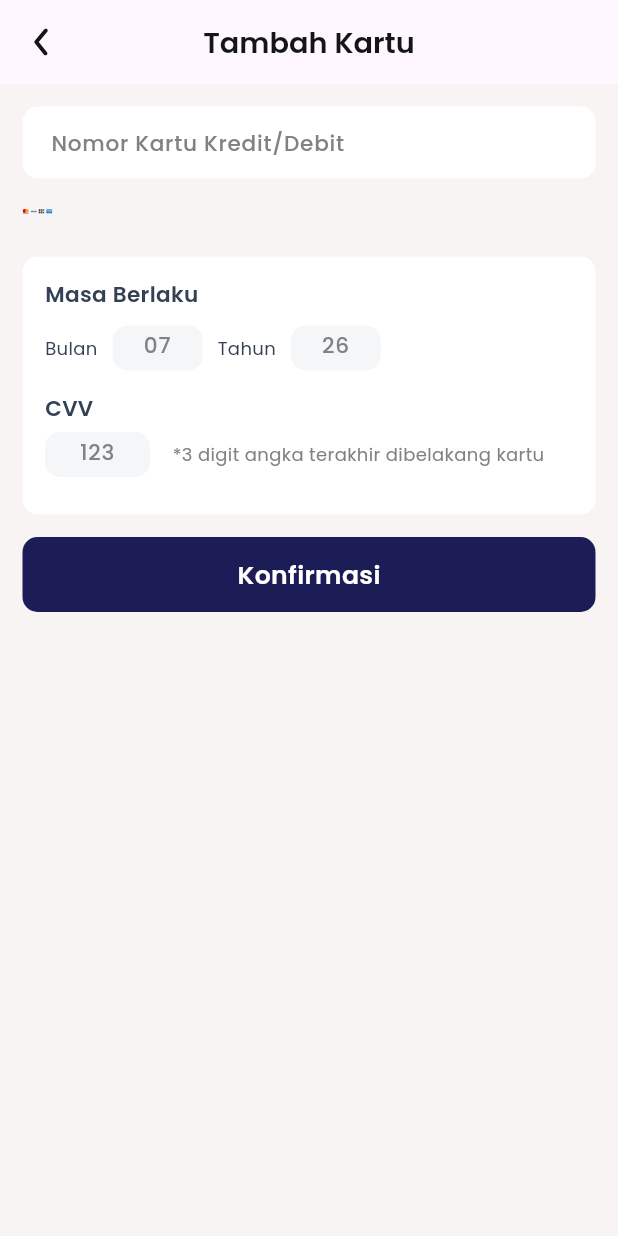
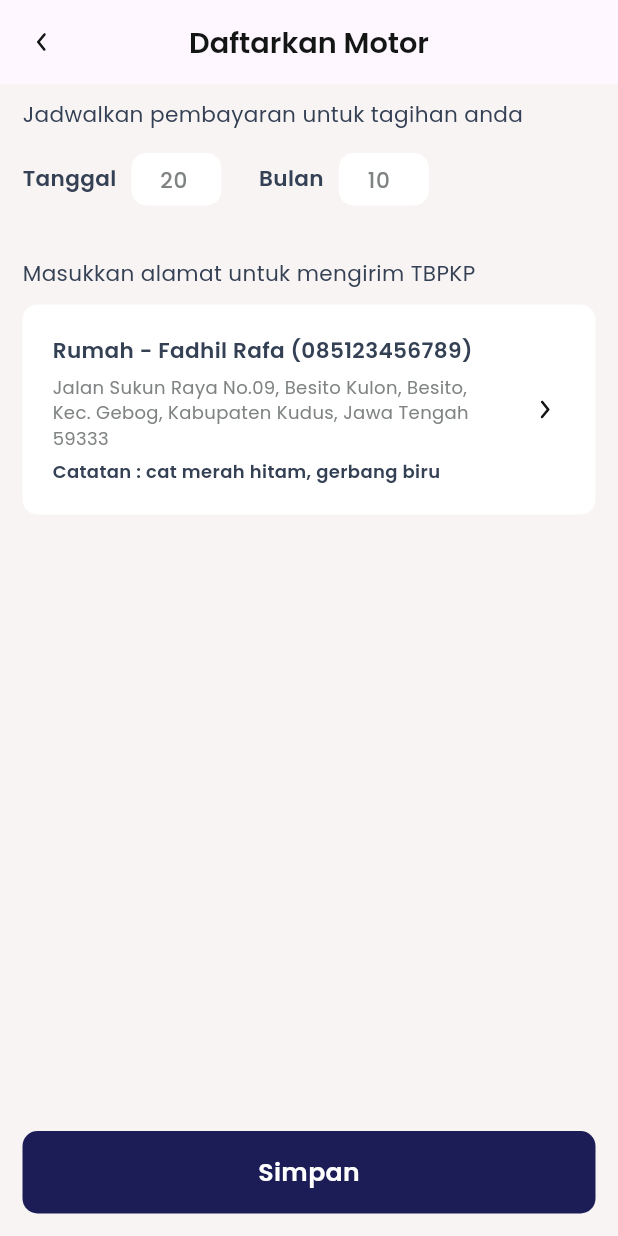
Before and after one commit to SyahranFD/govbill, a Flutter app: the screen it shows after launch, on a phone screen of 412 x 824 dp. Run offline on Flutter 3.47's test engine with Material 3 defaults, Android fonts, the phone set to English and light mode, and no system bars; our stand-ins replace flutter_svg, get, get_storage, google_fonts; project files that could hold a hidden picture were left out.

Commit message:
[A] slicing ui daftar motor

```diff
--- /dev/null
+++ b/lib/app/pages/index.dart
@@ -0,0 +1,83 @@
+// Daftar Alamat Page
+export "daftar_alamat_page/daftar_alamat_view.dart" show DaftarAlamatPageView;
+export "daftar_alamat_page/daftar_alamat_controller.dart" show DaftarAlamatPageController;
+export 'daftar_alamat_page/daftar_alamat_binding.dart' show DaftarAlamatPageBinding;
+
+// Detail Kategori Page
+export 'detail_kategori_page/detail_kategori_view.dart' show DetailKategoriPageView;
+export 'detail_kategori_page/detail_kategori_controller.dart' show DetailKategoriPageController;
+export 'detail_kategori_page/detail_kategori_binding.dart' show DetailKategoriPageBinding;
+
+// Detail Kendaraan Page
+export 'detail_kendaraan_page/component/detail_mobil/detail_mobil_view.dart' show DetailMobilPageView;
+export 'detail_kendaraan_page/component/detail_motor/detail_motor_view.dart' show DetailMotorPageView;
+export 'detail_kendaraan_page/detail_kendaraan_controller.dart' show DetailKendaraanPageController;
+export 'detail_kendaraan_page/detail_kendaraan_binding.dart' show DetailKendaraanPageBinding;
+
+// History Page
+export 'history_page/history_page_view.dart' show HistoryPageView;
+export 'history_page/history_page_controller.dart' show HistoryPageController;
+export 'history_page/history_page_binding.dart' show HistoryPageBinding;
+
+// Home Page
+export 'home_page/home_page_view.dart' show HomePageView;
+export 'home_page/home_page_controller.dart' show HomePageController;
+export 'home_page/home_page_binding.dart' show HomePageBinding;
+
+// Login Page
+export 'login_page/login_page_view.dart' show LoginPageView;
+export 'login_page/login_page_controller.dart' show LoginPageController;
+export 'login_page/login_page_binding.dart' show LoginPageBinding;
+
+// Metode Pembayaran Page
+export 'metode_pembayaran_page/metode_pembayaran_view.dart' show MetodePembayaranPageView;
+export 'metode_pembayaran_page/metode_pembayaran_controller.dart' show MetodePembayaranPageController;
+export 'metode_pembayaran_page/metode_pembayaran_binding.dart' show MetodePembayaranPageBinding;
+
+// Pilih Tagihan Page
+export 'pilih_tagihan_page/pilih_tagihan_view.dart' show PilihTagihanPageView;
+export 'pilih_tagihan_page/pilih_tagihan_controller.dart' show PilihTagihanPageController;
+export 'pilih_tagihan_page/pilih_tagihan_binding.dart' show PilihTagihanPageBinding;
+
+// Profile Page
+export 'profile_page/profile_page_view.dart' show ProfilePageView;
+export 'profile_page/profile_page_controller.dart' show ProfilePageController;
+export 'profile_page/profile_page_binding.dart' show ProfilePageBinding;
+
+// Register Page
+export 'register_page/register_page_view.dart' show RegisterPageView;
+export 'register_page/register_page_controller.dart' show RegisterPageController;
+export 'register_page/register_page_binding.dart' show RegisterPageBinding;
+
+// SplashScreen Page
+export 'splash_screen_page/splash_screen_view.dart' show SplashScreenPageView;
+export 'splash_screen_page/splash_screen_controller.dart' show SplashScreenPageController;
+export 'splash_screen_page/splash_screen_binding.dart' show SplashScreenPageBinding;
+
+// Tagihan Akan Datang Page
+export 'tagihan_akan_datang_page/tagihan_akan_datang_view.dart' show TagihanAkanDatangPageView;
+export 'tagihan_akan_datang_page/tagihan_akan_datang_controller.dart' show TagihanAkanDatangPageController;
+export 'tagihan_akan_datang_page/tagihan_akan_datang_binding.dart' show TagihanAkanDatangPageBinding;
+
+// Tambah Alamat Page
+export 'tambah_alamat_page/tambah_alamat_view.dart' show TambahAlamatPageView;
+export 'tambah_alamat_page/tambah_alamat_controller.dart' show TambahAlamatPageController;
+export 'tambah_alamat_page/tambah_alamat_binding.dart' show TambahAlamatPageBinding;
+
+// Tambah Kartu Page
+export 'tambah_kartu_page/tambah_kartu_view.dart' show TambahKartuPageView;
+export 'tambah_kartu_page/tambah_kartu_controller.dart' show TambahKartuPageController;
+export 'tambah_kartu_page/tambah_kartu_binding.dart' show TambahKartuPageBinding;
+
+// Tambah Metode Pembayaran Page
+export 'tambah_metode_pembayaran_page/tambah_metode_pembayaran_view.dart' show TambahMetodePembayaranPageView;
+export 'tambah_metode_pembayaran_page/tambah_metode_pembayaran_controller.dart' show TambahMetodePembayaranPageController;
+export 'tambah_metode_pembayaran_page/tambah_metode_pembayaran_binding.dart' show TambahMetodePembayaranPageBinding;
+
+// Tambah Tagihan Page
+export 'tambah_tagihan_page/component/tambah_mobil/tambah_mobil_view1.dart' show TambahMobilPageView;
+export 'tambah_tagihan_page/component/tambah_mobil/tambah_mobil_view2.dart' show TambahMobilKonfirmasiView;
+export 'tambah_tagihan_page/component/tambah_motor/tambah_motor_view1.dart' show TambahMotorPageView;
+export 'tambah_tagihan_page/component/tambah_motor/tambah_motor_view2.dart' show TambahMotorKonfirmasiView;
+export 'tambah_tagihan_page/tambah_tagihan_controller.dart' show TambahTagihanPageController;
+export 'tambah_tagihan_page/tambah_tagihan_binding.dart' show TambahTagihanPageBinding;
--- a/lib/app/pages/tambah_kartu_page/tambah_kartu_view.dart
+++ b/lib/app/pages/tambah_kartu_page/tambah_kartu_view.dart
@@ -54,6 +54,7 @@ class TambahKartuPageView extends StatelessWidget {
                 height: 15,
               ),
               TextFormField(
+                  keyboardType: TextInputType.number,
                   decoration: globalInputDecoration(
                       "Nomor Kartu Kredit/Debit",
                       double.infinity,
--- a/lib/app/pages/tambah_tagihan_page/component/tambah_motor/tambah_motor_view2.dart
+++ b/lib/app/pages/tambah_tagihan_page/component/tambah_motor/tambah_motor_view2.dart
@@ -0,0 +1,165 @@
+import 'package:flutter/material.dart';
+import 'package:flutter/services.dart';
+import 'package:flutter/widgets.dart';
+import 'package:flutter_svg/flutter_svg.dart';
+import 'package:get/get.dart';
+import 'package:govbill/app/pages/tambah_tagihan_page/widget/button_widget.dart';
+import 'package:govbill/app/pages/tambah_tagihan_page/widget/text_input_widget.dart';
+import 'package:govbill/common/helper/themes.dart';
+
+class TambahMotorKonfirmasiView extends StatelessWidget {
+  const TambahMotorKonfirmasiView({super.key});
+
+  @override
+  Widget build(BuildContext context) {
+    return Scaffold(
+      backgroundColor: backgroundPageColor,
+      appBar: AppBar(
+        title: Text(
+          "Daftarkan Motor",
+          style: tsBodyLargeSemiboldBlack,
+        ),
+        centerTitle: true,
+        leading: IconButton(
+          onPressed: () {},
+          icon: SvgPicture.asset("assets/icons/icArrowBack.svg"),
+        ),
+      ),
+      body: Container(
+        width: double.infinity,
+        margin: EdgeInsets.symmetric(horizontal: 15),
+        child: SingleChildScrollView(
+          child: Column(
+            crossAxisAlignment: CrossAxisAlignment.start,
+            children: [
+              SizedBox(
+                height: 10,
+              ),
+              Text(
+                "Jadwalkan pembayaran untuk tagihan anda",
+                style: tsBodySmallRegularBlueGrey,
+              ),
+              SizedBox(
+                height: 15,
+              ),
+              Row(
+                children: [
+                  Text(
+                    "Tanggal",
+                    style: tsBodySmallSemiboldBlueGrey,
+                  ),
+                  SizedBox(
+                    width: 10,
+                  ),
+                  TextInputWidget(
+                    height: 35,
+                    width: 60,
+                    hintText: "20",
+                    keyboard: TextInputType.number,
+                    inputFormatters: [
+                      LengthLimitingTextInputFormatter(2),
+                      FilteringTextInputFormatter.digitsOnly
+                    ],
+                    padding: EdgeInsets.only(top: 10, left: 15),
+                  ),
+                  SizedBox(
+                    width: 25,
+                  ),
+                  Text(
+                    "Bulan",
+                    style: tsBodySmallSemiboldBlueGrey,
+                  ),
+                  SizedBox(
+                    width: 10,
+                  ),
+                  TextInputWidget(
+                    height: 35,
+                    width: 60,
+                    hintText: "10",
+                    keyboard: TextInputType.number,
+                    inputFormatters: [
+                      LengthLimitingTextInputFormatter(2),
+                      FilteringTextInputFormatter.digitsOnly
+                    ],
+                    padding: EdgeInsets.only(top: 10, left: 15),
+                  )
+                ],
+              ),
+              SizedBox(
+                height: 35,
+              ),
+              Text(
+                "Masukkan alamat untuk mengirim TBPKP",
+                style: tsBodySmallRegularBlueGrey,
+              ),
+              SizedBox(
+                height: 10,
+              ),
+              Container(
+                width: double.infinity,
+                padding: EdgeInsets.only(left: 20),
+                // constraints: BoxConstraints(minHeight: 50, maxHeight: 150),
+                height: 140,
+                decoration: BoxDecoration(
+                  color: primaryColor,
+                  borderRadius: BorderRadius.circular(10),
+                ),
+                child: Row(
+                  children: [
+                    Container(
+                      width: Get.width * 0.7,
+                      child: Column(
+                        crossAxisAlignment: CrossAxisAlignment.start,
+                        mainAxisAlignment: MainAxisAlignment.center,
+                        children: [
+                          Text(
+                            "Rumah - Fadhil Rafa (085123456789)",
+                            style: tsBodySmallSemiboldBlueGrey,
+                          ),
+                          SizedBox(
+                            height: 5,
+                          ),
+                          Text(
+                            "Jalan Sukun Raya No.09, Besito Kulon, Besito, Kec. Gebog, Kabupaten Kudus, Jawa Tengah 59333",
+                            style: tsLabelRegularDarkGrey,
+                          ),
+                          SizedBox(
+                            height: 5,
+                          ),
+                          Text(
+                            "Catatan : cat merah hitam, gerbang biru",
+                            style: tsLabelSemiboldBlueGrey,
+                          ),
+                        ],
+                      ),
+                    ),
+                    Spacer(),
+                    Transform.rotate(
+                      angle: 3.14 / 1,
+                      child: IconButton(
+                        onPressed: () {},
+                        icon: SvgPicture.asset("assets/icons/icArrowBack.svg"),
+                      ),
+                    ),
+                    SizedBox(
+                      width: 10,
+                    ),
+                  ],
+                ),
+              )
+            ],
+          ),
+        ),
+      ),
+      floatingActionButton: ButtonWidget(
+        onTap: () {},
+        title: "Simpan",
+        height: 55,
+        width: double.infinity,
+        alignment: Alignment.center,
+        margin: EdgeInsets.all(15),
+      ),
+      floatingActionButtonLocation: FloatingActionButtonLocation.centerDocked,
+    );
+  }
+}
--- /dev/null
+++ b/lib/app/pages/tambah_tagihan_page/widget/button_widget.dart
@@ -0,0 +1,43 @@
+import 'package:flutter/widgets.dart';
+import 'package:govbill/common/helper/themes.dart';
+
+class ButtonWidget extends StatelessWidget {
+  final void Function()? onTap;
+  final String? title;
+  final EdgeInsetsGeometry? margin;
+  final EdgeInsetsGeometry? padding;
+  final Alignment? alignment;
+  final double? width;
+  final double? height;
+  const ButtonWidget(
+      {Key? key,
+      this.onTap,
+      this.alignment,
+      this.title,
+      this.margin,
+      this.padding,
+      this.width,
+      this.height})
+      : super(key: key);
+
+  @override
+  Widget build(BuildContext context) {
+    return GestureDetector(
+      onTap: onTap,
+      child: Container(
+        margin: margin,
+        width: width,
+        height: height,
+        alignment: alignment,
+        decoration: BoxDecoration(
+          color: secondaryColor,
+          borderRadius: BorderRadius.circular(10),
+        ),
+        child: Text(
+          title!,
+          style: tsBodyMediumSemiboldWhite,
+        ),
+      ),
+    );
+  }
+}
--- /dev/null
+++ b/lib/app/pages/tambah_tagihan_page/widget/text_input_widget.dart
@@ -0,0 +1,53 @@
+import 'package:flutter/material.dart';
+import 'package:flutter/services.dart';
+import 'package:flutter/widgets.dart';
+import 'package:govbill/common/helper/themes.dart';
+
+class TextInputWidget extends StatelessWidget {
+  final String? hintText;
+  final TextInputType? keyboard;
+  final List<TextInputFormatter>? inputFormatters;
+  final TextEditingController? controller;
+  final EdgeInsetsGeometry? padding;
+  final TextAlign? textAlign;
+  final double? height;
+  final double? width;
+  TextInputWidget(
+      {Key? key,
+      this.hintText,
+      this.keyboard,
+      this.inputFormatters,
+      this.height,
+      this.width,
+      this.padding,
+      this.textAlign,
+      this.controller})
+      : super(key: key);
+
+  @override
+  Widget build(BuildContext context) {
+    return TextFormField(
+      keyboardType: keyboard,
+      inputFormatters: inputFormatters,
+      textAlign: textAlign ?? TextAlign.start,
+      controller: controller,
+      decoration: InputDecoration(
+          fillColor: primaryColor,
+          constraints: BoxConstraints(
+              minHeight: height ?? double.infinity,
+              maxHeight: height ?? double.infinity,
+              minWidth: width ?? double.infinity,
+              maxWidth: width ?? double.infinity),
+          contentPadding: padding,
+          filled: true,
+          hintText: hintText,
+          hintStyle: tsBodySmallMediumDarkGrey,
+          focusedBorder: OutlineInputBorder(
+              borderSide: BorderSide(color: secondaryColor, width: 2),
+              borderRadius: BorderRadius.circular(10)),
+          border: OutlineInputBorder(
+              borderSide: BorderSide.none,
+              borderRadius: BorderRadius.circular(10))),
+    );
+  }
+}
--- a/lib/common/routes/app_pages.dart
+++ b/lib/common/routes/app_pages.dart
@@ -1,35 +1,5 @@
 import 'package:get/get.dart';
-import 'package:govbill/app/pages/daftar_alamat_page/daftar_alamat_binding.dart';
-import 'package:govbill/app/pages/daftar_alamat_page/daftar_alamat_view.dart';
-import 'package:govbill/app/pages/detail_kategori_page/detail_kategori_binding.dart';
-import 'package:govbill/app/pages/detail_kategori_page/detail_kategori_view.dart';
-import 'package:govbill/app/pages/detail_kendaraan_page/component/detail_mobil/detail_mobil_view.dart';
-import 'package:govbill/app/pages/detail_kendaraan_page/component/detail_motor/detail_motor_view.dart';
-import 'package:govbill/app/pages/detail_kendaraan_page/detail_kendaraan_binding.dart';
-import 'package:govbill/app/pages/history_page/history_page_binding.dart';
-import 'package:govbill/app/pages/history_page/history_page_view.dart';
-import 'package:govbill/app/pages/home_page/home_page_binding.dart';
-import 'package:govbill/app/pages/home_page/home_page_view.dart';
-import 'package:govbill/app/pages/login_page/login_page_binding.dart';
-import 'package:govbill/app/pages/login_page/login_page_view.dart';
-import 'package:govbill/app/pages/metode_pembayaran_page/metode_pembayaran_binding.dart';
-import 'package:govbill/app/pages/metode_pembayaran_page/metode_pembayaran_view.dart';
-import 'package:govbill/app/pages/pilih_tagihan_page/pilih_tagihan_binding.dart';
-import 'package:govbill/app/pages/pilih_tagihan_page/pilih_tagihan_view.dart';
-import 'package:govbill/app/pages/profile_page/profile_page_binding.dart';
-import 'package:govbill/app/pages/profile_page/profile_page_view.dart';
-import 'package:govbill/app/pages/register_page/register_page_binding.dart';
-import 'package:govbill/app/pages/register_page/register_page_view.dart';
-import 'package:govbill/app/pages/splash_screen_page/splash_screen_binding.dart';
-import 'package:govbill/app/pages/splash_screen_page/splash_screen_view.dart';
-import 'package:govbill/app/pages/tagihan_akan_datang_page/tagihan_akan_datang_binding.dart';
-import 'package:govbill/app/pages/tagihan_akan_datang_page/tagihan_akan_datang_view.dart';
-import 'package:govbill/app/pages/tambah_alamat_page/tambah_alamat_binding.dart';
-import 'package:govbill/app/pages/tambah_alamat_page/tambah_alamat_view.dart';
-import 'package:govbill/app/pages/tambah_kartu_page/tambah_kartu_binding.dart';
-import 'package:govbill/app/pages/tambah_kartu_page/tambah_kartu_view.dart';
-import 'package:govbill/app/pages/tambah_metode_pembayaran_page/tambah_metode_pembayaran_binding.dart';
-import 'package:govbill/app/pages/tambah_metode_pembayaran_page/tambah_metode_pembayaran_view.dart';
+import 'package:govbill/app/pages/index.dart';
 part 'app_routes.dart';
 
 class AppPages {
@@ -37,7 +7,7 @@ class AppPages {
 
   AppPages._();
 
-  static const INITIAL = Routes.TAMBAH_KARTU_PAGE;
+  static const INITIAL = Routes.TAMBAH_MOTOR_KONFIRMASI;
 
   static final routes = [
     GetPage(
@@ -136,5 +106,15 @@ class AppPages {
       binding: DetailKendaraanPageBinding(),
       transition: Transition.noTransition,
     ),
+    GetPage(
+        name: _Paths.TAMBAH_MOTOR_PAGE,
+        page: () => TambahMotorPageView(),
+        binding: TambahTagihanPageBinding(),
+        transition: Transition.noTransition),
+    GetPage(
+        name: _Paths.TAMBAH_MOTOR_KONFIRMASI,
+        page: () => TambahMotorKonfirmasiView(),
+        binding: TambahTagihanPageBinding(),
+        transition: Transition.noTransition),
   ];
 }
--- a/lib/common/routes/app_routes.dart
+++ b/lib/common/routes/app_routes.dart
@@ -19,6 +19,11 @@ abstract class Routes {
   static const PROFILE_PAGE = _Paths.PROFILE_PAGE;
   static const DETAIL_MOTOR_PAGE = _Paths.DETAIL_MOTOR_PAGE;
   static const DETAIL_MOBIL_PAGE = _Paths.DETAIL_MOBIL_PAGE;
+  static const TAMBAH_MOTOR_PAGE = _Paths.TAMBAH_MOTOR_PAGE;
+  static const TAMBAH_MOTOR_KONFIRMASI = _Paths.TAMBAH_MOTOR_KONFIRMASI;
+  static const TAMBAH_MOBIL_PAGE = _Paths.TAMBAH_MOBIL_PAGE;
+  static const TAMBAH_MOBIL_KONFIRMASI = _Paths.TAMBAH_MOBIL_KONFIRMASI;
+
 }
 
 abstract class _Paths {
@@ -40,4 +45,8 @@ abstract class _Paths {
   static const PROFILE_PAGE = '/profile';
   static const DETAIL_MOTOR_PAGE = '/detail-motor';
   static const DETAIL_MOBIL_PAGE = '/detail-mobil';
+  static const TAMBAH_MOTOR_PAGE = '/tambah-motor';
+  static const TAMBAH_MOTOR_KONFIRMASI = "/tambah-motor-konfirmasi";
+  static const TAMBAH_MOBIL_PAGE = '/tambah-mobil';
+  static const TAMBAH_MOBIL_KONFIRMASI = "/tambah-mobil-konfirmasi";
 }
```
Also changed, not shown: lib/app/pages/tambah_tagihan_binding/tambah_tagihan_view.dart (deleted, +0 -22 lines), lib/app/pages/tambah_tagihan_page/component/tambah_mobil/tambah_mobil_view1.dart (+10 -0 lines), lib/app/pages/tambah_tagihan_page/component/tambah_mobil/tambah_mobil_view2.dart (+10 -0 lines), lib/app/pages/tambah_tagihan_page/component/tambah_motor/tambah_motor_view1.dart (+65 -3 lines), assets/images/onboarding1.svg (added), assets/images/onboarding2.svg (added), assets/images/onboarding3.svg (added).
